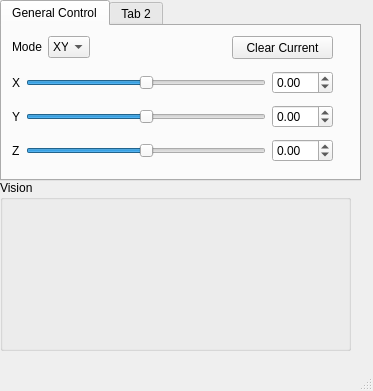
This is mainwindow.ui in atelier-ritz/CoilSystemPython as Qt 5 draws it before an edit. The edited form follows.
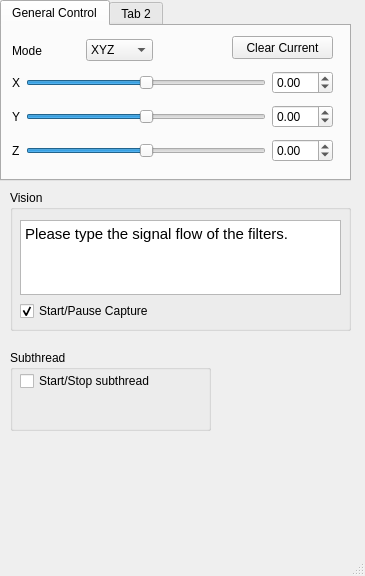
This is the edited form.

Commit message: Added subthread and webcam

Diff of the .ui file:
```diff
--- a/mainwindow.ui
+++ b/mainwindow.ui
@@ -6,8 +6,8 @@
    <rect>
     <x>0</x>
     <y>0</y>
-    <width>373</width>
-    <height>391</height>
+    <width>365</width>
+    <height>576</height>
    </rect>
   </property>
   <property name="windowTitle">
@@ -19,7 +19,7 @@
      <rect>
       <x>0</x>
       <y>0</y>
-      <width>361</width>
+      <width>351</width>
       <height>181</height>
      </rect>
     </property>
@@ -165,8 +165,8 @@
        <rect>
         <x>10</x>
         <y>10</y>
-        <width>78</width>
-        <height>22</height>
+        <width>141</width>
+        <height>29</height>
        </rect>
       </property>
       <layout class="QHBoxLayout" name="horizontalLayout">
@@ -198,15 +198,74 @@
    <widget class="QGroupBox" name="groupBox">
     <property name="geometry">
      <rect>
-      <x>0</x>
-      <y>180</y>
-      <width>351</width>
-      <height>171</height>
+      <x>10</x>
+      <y>190</y>
+      <width>341</width>
+      <height>141</height>
      </rect>
     </property>
     <property name="title">
      <string>Vision</string>
     </property>
+    <widget class="QTextEdit" name="textEdit">
+     <property name="geometry">
+      <rect>
+       <x>10</x>
+       <y>30</y>
+       <width>321</width>
+       <height>75</height>
+      </rect>
+     </property>
+     <property name="html">
+      <string>&lt;!DOCTYPE HTML PUBLIC &quot;-//W3C//DTD HTML 4.0//EN&quot; &quot;http://www.w3.org/TR/REC-html40/strict.dtd&quot;&gt;
+&lt;html&gt;&lt;head&gt;&lt;meta name=&quot;qrichtext&quot; content=&quot;1&quot; /&gt;&lt;style type=&quot;text/css&quot;&gt;
+p, li { white-space: pre-wrap; }
+&lt;/style&gt;&lt;/head&gt;&lt;body style=&quot; font-family:'Ubuntu'; font-size:11pt; font-weight:400; font-style:normal;&quot;&gt;
+&lt;p style=&quot; margin-top:0px; margin-bottom:0px; margin-left:0px; margin-right:0px; -qt-block-indent:0; text-indent:0px;&quot;&gt;Please type the signal flow of the filters.&lt;/p&gt;&lt;/body&gt;&lt;/html&gt;</string>
+     </property>
+    </widget>
+    <widget class="QCheckBox" name="chb_startPauseCapture">
+     <property name="geometry">
+      <rect>
+       <x>10</x>
+       <y>110</y>
+       <width>181</width>
+       <height>22</height>
+      </rect>
+     </property>
+     <property name="text">
+      <string>Start/Pause Capture</string>
+     </property>
+     <property name="checked">
+      <bool>true</bool>
+     </property>
+    </widget>
+   </widget>
+   <widget class="QGroupBox" name="groupBox_2">
+    <property name="geometry">
+     <rect>
+      <x>10</x>
+      <y>350</y>
+      <width>201</width>
+      <height>81</height>
+     </rect>
+    </property>
+    <property name="title">
+     <string>Subthread</string>
+    </property>
+    <widget class="QCheckBox" name="chb_startStopSubthread">
+     <property name="geometry">
+      <rect>
+       <x>10</x>
+       <y>20</y>
+       <width>181</width>
+       <height>22</height>
+      </rect>
+     </property>
+     <property name="text">
+      <string>Start/Stop subthread</string>
+     </property>
+    </widget>
    </widget>
   </widget>
   <widget class="QMenuBar" name="menubar">
```
Left out of the diff: 4 changed lines with no effect on the pictures. The commit also changes 6 other files.
